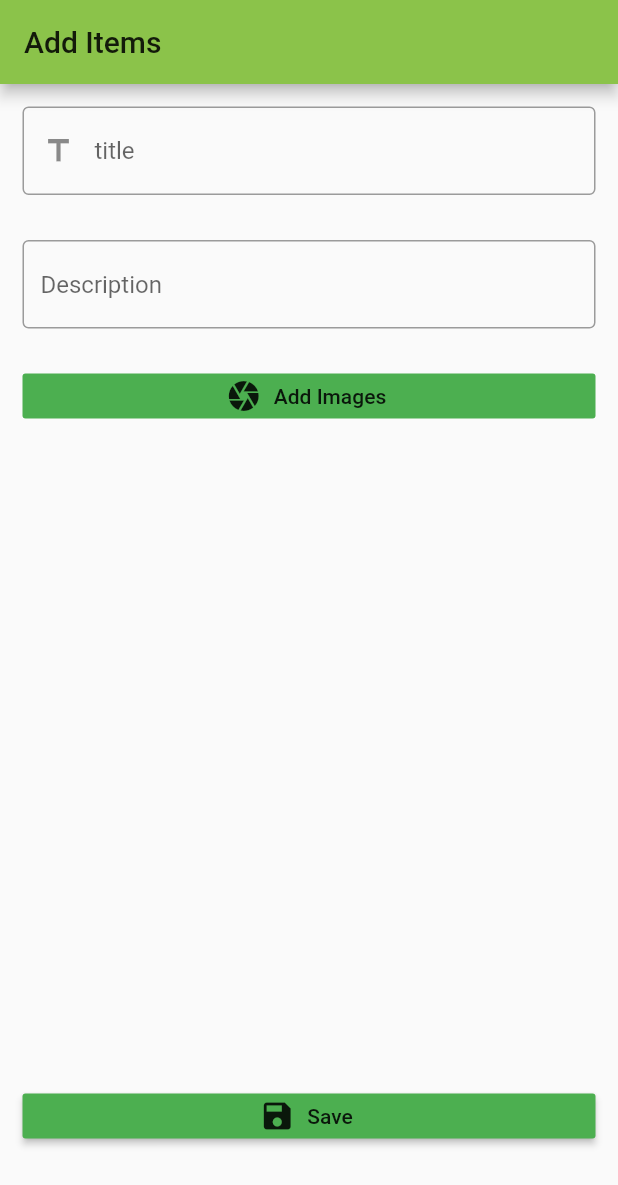
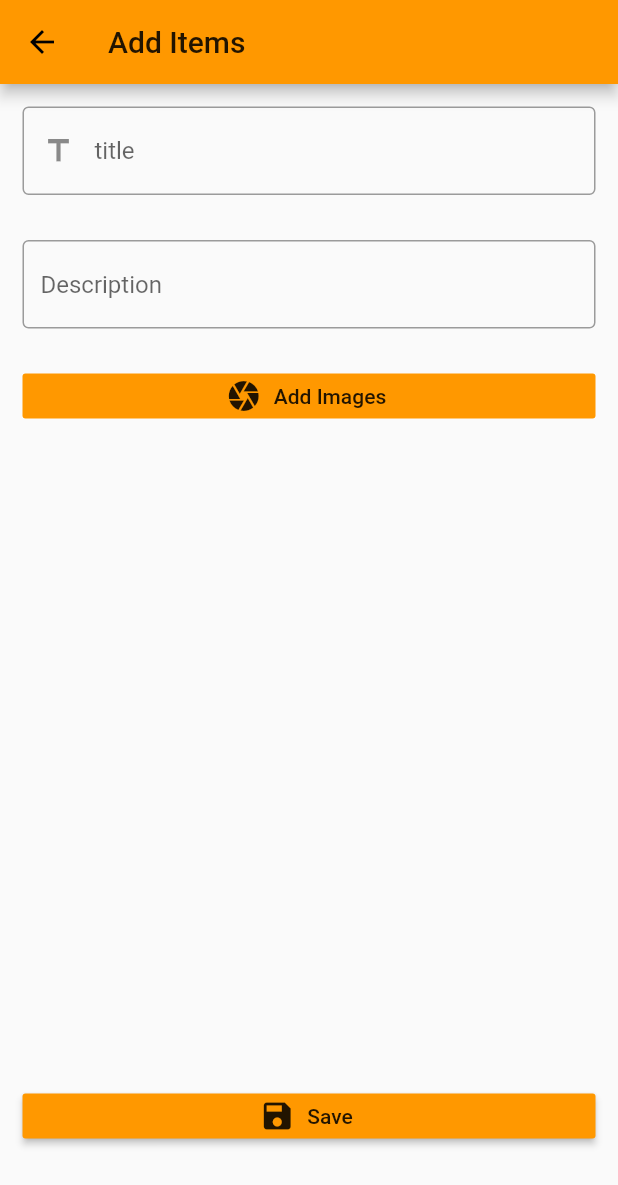
Before and after one commit to sashitaghimire/project1, a Flutter app: the AddItem screen opened directly, on a phone screen of 412 x 824 dp. Shown: the top 1185 px of the screen. Run offline on Flutter 3.47's test engine with Material 2 defaults, Android fonts, the phone set to English and light mode, and no system bars; our stand-ins replace image_picker.

Commit message:
add page

```diff
--- a/lib/ui/pages/AddItems.dart
+++ b/lib/ui/pages/AddItems.dart
@@ -13,13 +13,12 @@ class _AddItemState extends State<AddItem> {
   picker()async{
     print("Picker is called");
     File img = await ImagePicker.pickImage(
-      source: ImageSource.gallery
+      source: ImageSource.camera,
     );
     if (img != null){
-      image=img;
       print(img.path);
       setState(() {
-
+          image=img;
       });
     }
   }
@@ -27,7 +26,7 @@ class _AddItemState extends State<AddItem> {
   Widget build(BuildContext context) {
     return Scaffold(
       appBar:AppBar(
-        backgroundColor:Colors.lightGreen,
+        backgroundColor:Colors.orange,
         title: Text('Add Items'),
       ),
 body: ListView(
@@ -56,22 +55,22 @@ prefixIcon: Icon(Icons.title)
    child:FlatButton.icon(
      icon:Icon(Icons.camera),
      label: Text("Add Images"),
-     color: Colors.green,
+     color: Colors.orange,
      onPressed: picker,
    ),
    ),
    SizedBox(height: 30,width:30),
    SizedBox(
      height: 400,
-     child: image== null ? null :Image.file(image),
+     child: image== null ? Container() :Image.file(image,height: 40,),
    ),SizedBox(height:20),
    SizedBox(height:30,width:30,
    child: RaisedButton.icon(
 icon:Icon(Icons.save),
 label:Text("Save"),
-color:Colors.green,
+color:Colors.orange,
 onPressed: (){
-   Navigator.pushReplacement(context, MaterialPageRoute(builder:
+   Navigator.push(context, MaterialPageRoute(builder:
    (context)=>ListViews()
    )
    );
```
Also changed, not shown: lib/ui/pages/DetailView.dart (+6 -5 lines), lib/ui/pages/ListViews.dart (+27 -22 lines), assets/01.jpg (added), assets/02.jpg (added).
